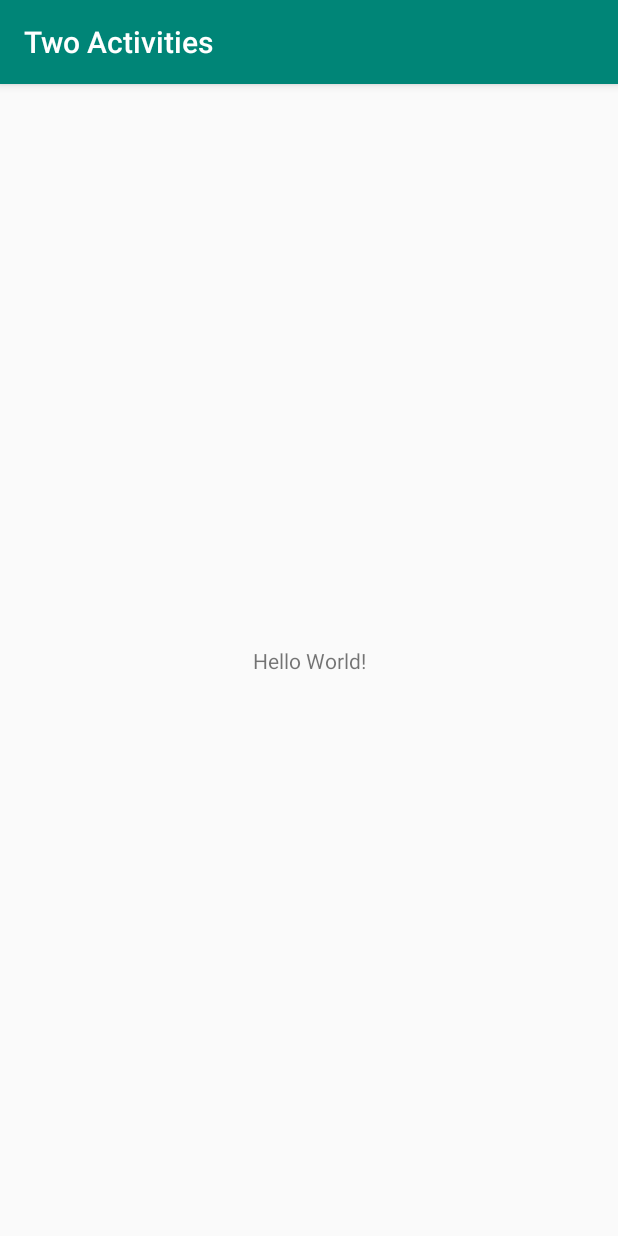
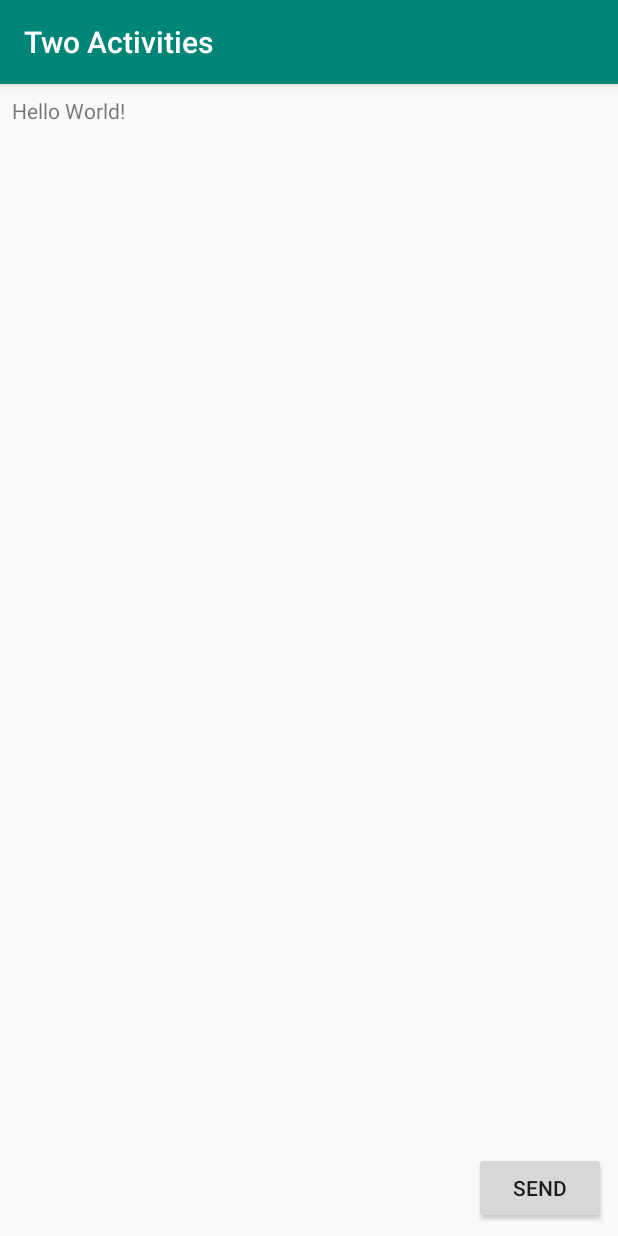
Before and after one commit to kevinandrianliu/IF-3111-Android-2-, an Android app: the screen it shows after launch (MainActivity), on a phone screen of 412 x 824 dp. Run offline under Robolectric (Android 15) with nearby library versions, the phone set to English and light mode, and no system bars.

Commit message:
Layout and Button for First Activity

```diff
--- a/app/src/main/java/com/example/android/twoactivities/MainActivity.java
+++ b/app/src/main/java/com/example/android/twoactivities/MainActivity.java
@@ -2,12 +2,19 @@ package com.example.android.twoactivities;
 
 import android.support.v7.app.AppCompatActivity;
 import android.os.Bundle;
+import android.util.Log;
+import android.view.View;
 
 public class MainActivity extends AppCompatActivity {
+    private static final String LOG_TAG = MainActivity.class.getSimpleName();
 
     @Override
     protected void onCreate(Bundle savedInstanceState) {
         super.onCreate(savedInstanceState);
         setContentView(R.layout.activity_main);
     }
+
+    public void launchSecondActivity(View view) {
+        Log.d(LOG_TAG, "Button clicked!");
+    }
 }
--- a/app/src/main/res/layout/activity_main.xml
+++ b/app/src/main/res/layout/activity_main.xml
@@ -1,9 +1,13 @@
 <?xml version="1.0" encoding="utf-8"?>
-<android.support.constraint.ConstraintLayout xmlns:android="http://schemas.android.com/apk/res/android"
+<RelativeLayout xmlns:android="http://schemas.android.com/apk/res/android"
     xmlns:app="http://schemas.android.com/apk/res-auto"
     xmlns:tools="http://schemas.android.com/tools"
     android:layout_width="match_parent"
     android:layout_height="match_parent"
+    android:paddingBottom="@dimen/activity_vertical_margin"
+    android:paddingLeft="@dimen/activity_horizontal_margin"
+    android:paddingRight="@dimen/activity_horizontal_margin"
+    android:paddingTop="@dimen/activity_vertical_margin"
     tools:context=".MainActivity">
 
     <TextView
@@ -15,4 +19,14 @@
         app:layout_constraintRight_toRightOf="parent"
         app:layout_constraintTop_toTopOf="parent" />
 
-</android.support.constraint.ConstraintLayout>
+    <Button
+        android:id="@+id/button_main"
+        android:layout_width="wrap_content"
+        android:layout_height="wrap_content"
+        android:layout_alignParentEnd="true"
+        android:layout_alignParentRight="true"
+        android:layout_alignParentBottom="true"
+        android:onClick="launchSecondActivity"
+        android:text="@string/button_main" />
+
+</RelativeLayout>
--- /dev/null
+++ b/app/src/main/res/values/dimens.xml
@@ -0,0 +1,5 @@
+<?xml version="1.0" encoding="utf-8"?>
+<resources>
+    <dimen name="activity_vertical_margin">8dp</dimen>
+    <dimen name="activity_horizontal_margin">8dp</dimen>
+</resources>
--- a/app/src/main/res/values/strings.xml
+++ b/app/src/main/res/values/strings.xml
@@ -1,3 +1,4 @@
 <resources>
     <string name="app_name">Two Activities</string>
+    <string name="button_main">Send</string>
 </resources>
```
